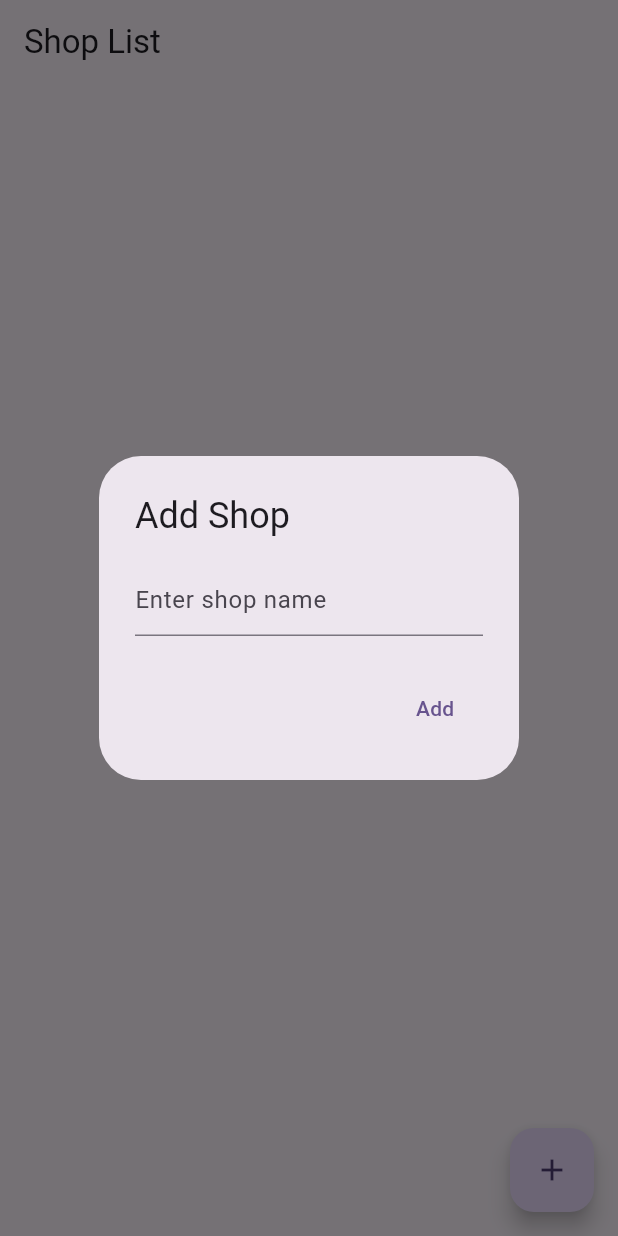
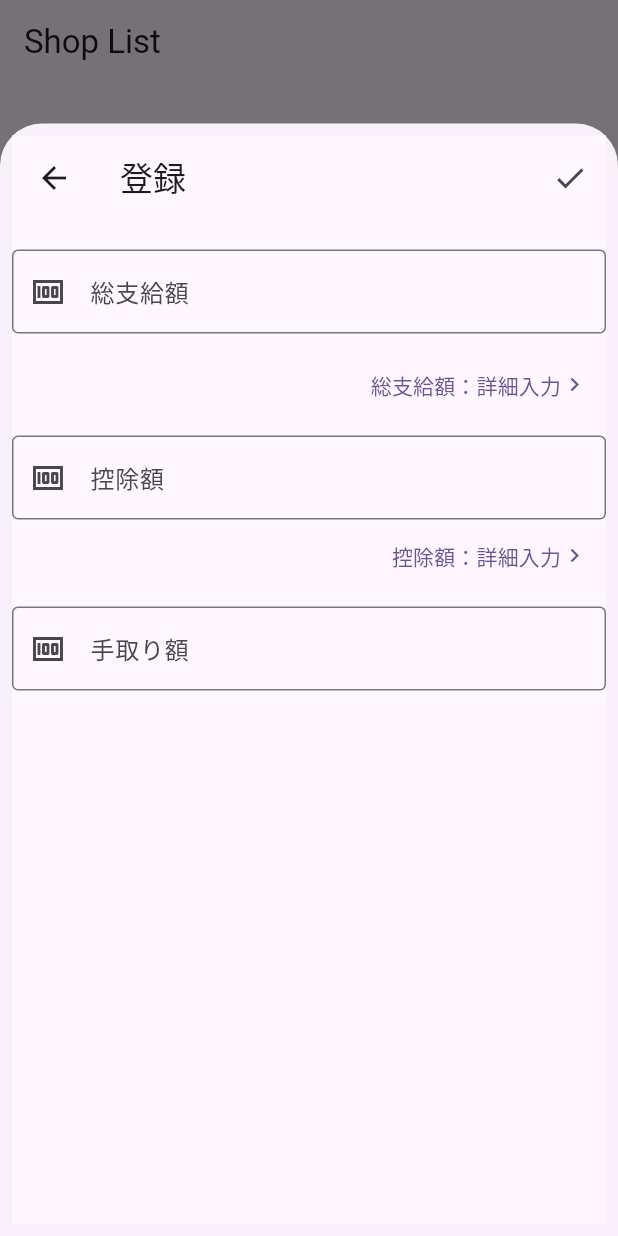
Before and after one commit to amefure/Flutter-Salary-App, a Flutter app: the screen it shows after launch, after a tap on the "add" icon, on a phone screen of 412 x 824 dp. Run offline on Flutter 3.47's test engine with Material 3 defaults, Android fonts, the phone set to English and light mode, and no system bars; our stand-ins replace realm, shared_preferences; generated files the repository leaves out were written again.

Commit message:
給料入力画面のベース実装

```diff
--- /dev/null
+++ b/lib/views/input_salary_view.dart
@@ -0,0 +1,138 @@
+import 'package:flutter/material.dart';
+import 'package:provider/provider.dart';
+import 'package:realm/realm.dart';
+import 'package:salary/models/salary.dart';
+import 'package:salary/viewmodels/salary_viewmodel.dart';
+
+class InputSalaryView extends StatefulWidget {
+  const InputSalaryView({super.key});
+
+  @override
+  State<StatefulWidget> createState() => _InputSalaryViewState();
+}
+
+class _InputSalaryViewState extends State<InputSalaryView> {
+  final TextEditingController _paymentAmountController =
+      TextEditingController();
+  final TextEditingController _deductionAmountController =
+      TextEditingController();
+  final TextEditingController _netSalaryController = TextEditingController();
+
+  @override
+  void dispose() {
+    // メモリ解放
+    _paymentAmountController.dispose();
+    _deductionAmountController.dispose();
+    _netSalaryController.dispose();
+    super.dispose();
+  }
+
+  @override
+  Widget build(BuildContext context) {
+    return Container(
+      padding: EdgeInsets.all(8),
+      width: MediaQuery.of(context).size.width,
+      height: MediaQuery.of(context).size.height * 0.9,
+      child: Scaffold(
+        appBar: AppBar(
+          title: Text("登録"),
+          actions: [
+            IconButton(
+              onPressed: () {
+                add(context);
+              },
+              icon: Icon(Icons.check),
+            ),
+          ],
+        ),
+        body: Column(
+          children: [
+            SizedBox(height: 20),
+            TextField(
+              controller: _paymentAmountController,
+              keyboardType: TextInputType.number,
+              decoration: InputDecoration(
+                labelText: "総支給額",
+                prefixIcon: Icon(Icons.money),
+                border: OutlineInputBorder(),
+              ),
+            ),
+            SizedBox(height: 10),
+
+            Row(
+              children: [
+                Spacer(),
+                TextButton(
+                  onPressed: () {},
+                  child: Row(
+                    children: [Text("総支給額：詳細入力"), Icon(Icons.chevron_right)],
+                  ),
+                ),
+              ],
+            ),
+
+            SizedBox(height: 10),
+            TextField(
+              controller: _deductionAmountController,
+              keyboardType: TextInputType.number,
+              decoration: InputDecoration(
+                labelText: "控除額",
+                prefixIcon: Icon(Icons.money),
+                border: OutlineInputBorder(),
+              ),
+            ),
+
+            Row(
+              children: [
+                Spacer(),
+                TextButton(
+                  onPressed: () {},
+                  child: Row(
+                    children: [Text("控除額：詳細入力"), Icon(Icons.chevron_right)],
+                  ),
+                ),
+              ],
+            ),
+
+            SizedBox(height: 10),
+            TextField(
+              controller: _netSalaryController,
+              keyboardType: TextInputType.number,
+              decoration: InputDecoration(
+                labelText: "手取り額",
+                prefixIcon: Icon(Icons.money),
+                border: OutlineInputBorder(),
+              ),
+            ),
+          ],
+        ),
+      ),
+    );
+  }
+
+  void add(BuildContext context) {
+    int _paymentAmount = int.tryParse(_paymentAmountController.text) ?? 0;
+    int _deductionAmount = int.tryParse(_deductionAmountController.text) ?? 0;
+    int _netSalary = int.tryParse(_netSalaryController.text) ?? 0;
+
+    final newSalary = Salary(
+      Uuid.v4().toString(),
+      _paymentAmount,
+      _deductionAmount,
+      _netSalary,
+      DateTime.now(),
+      // paymentAmountItems: [
+      //   AmountItem('基本給', 400000),
+      //   AmountItem('手当', 100000),
+      // ],
+      // deductionAmountItems: [
+      //   AmountItem('税金', 50000),
+      //   AmountItem('保険', 50000),
+      // ],
+      // source: PaymentSource('123', '副業'),
+    );
+
+    context.read<SalaryViewModel>().add(newSalary);
+    Navigator.of(context).pop();
+  }
+}
--- a/lib/views/salary_list_view.dart
+++ b/lib/views/salary_list_view.dart
@@ -1,7 +1,7 @@
 import 'package:flutter/material.dart';
 import 'package:provider/provider.dart';
-import 'package:realm/realm.dart';
 import 'package:salary/viewmodels/salary_viewmodel.dart';
+import 'package:salary/views/input_salary_view.dart';
 import '../repository/realm_repository.dart';
 import '../models/salary.dart';
 
@@ -13,10 +13,8 @@ class SalaryListView extends StatefulWidget {
 }
 
 class _SalaryListViewState extends State<SalaryListView> {
-
   @override
   Widget build(BuildContext context) {
-
     return Scaffold(
       appBar: AppBar(title: const Text('Shop List')),
       body: Consumer<SalaryViewModel>(
@@ -43,52 +41,23 @@ class _SalaryListViewState extends State<SalaryListView> {
         },
       ),
       floatingActionButton: FloatingActionButton(
-        onPressed: () => _showAddShopDialog(context),
+        onPressed: () {
+          showModalView(context);
+        },
         child: const Icon(Icons.add),
       ),
     );
   }
 
-  void _showAddShopDialog(BuildContext context) {
-    final TextEditingController _controller = TextEditingController();
-
-    showDialog(
+  /// モーダル画面を表示
+  void showModalView(BuildContext context) {
+    showModalBottomSheet(
       context: context,
-      builder: (context) {
-        return AlertDialog(
-          title: const Text("Add Shop"),
-          content: TextField(
-            controller: _controller,
-            decoration: const InputDecoration(hintText: "Enter shop name"),
-          ),
-          actions: [
-            TextButton(
-              onPressed: () {
-                final newSalary = Salary(
-                  Uuid.v4().toString(),
-                  500000,
-                  100000,
-                  400000,
-                  DateTime.now(),
-                  // paymentAmountItems: [
-                  //   AmountItem('基本給', 400000),
-                  //   AmountItem('手当', 100000),
-                  // ],
-                  // deductionAmountItems: [
-                  //   AmountItem('税金', 50000),
-                  //   AmountItem('保険', 50000),
-                  // ],
-                  // source: PaymentSource('123', '副業'),
-                );
-
-                context.read<SalaryViewModel>().add(newSalary);
-                Navigator.of(context).pop();
-              },
-              child: const Text("Add"),
-            ),
-          ],
-        );
+      isScrollControlled: true,
+      builder: (BuildContext context) {
+        return InputSalaryView();
       },
     );
   }
+
 }
```
